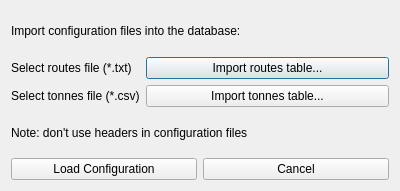
Above: i3viewer/i3heatmapDialog.ui from hubergilt/i3viewer before the change. Below: the same form after it.
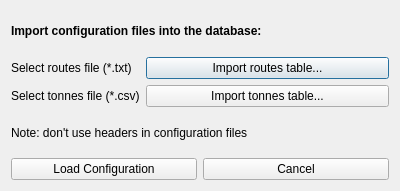
That is the form after the change. Icons and pictures are not drawn.

```diff
--- a/i3viewer/i3heatmapDialog.ui
+++ b/i3viewer/i3heatmapDialog.ui
@@ -17,7 +17,7 @@
    <item>
     <widget class="QLabel" name="label">
      <property name="text">
-      <string>Import configuration files into the database:</string>
+      <string>&lt;html&gt;&lt;head/&gt;&lt;body&gt;&lt;p&gt;&lt;span style=&quot; font-weight:600;&quot;&gt;Import configuration files into the database:&lt;/span&gt;&lt;/p&gt;&lt;/body&gt;&lt;/html&gt;</string>
      </property>
     </widget>
    </item>
```
